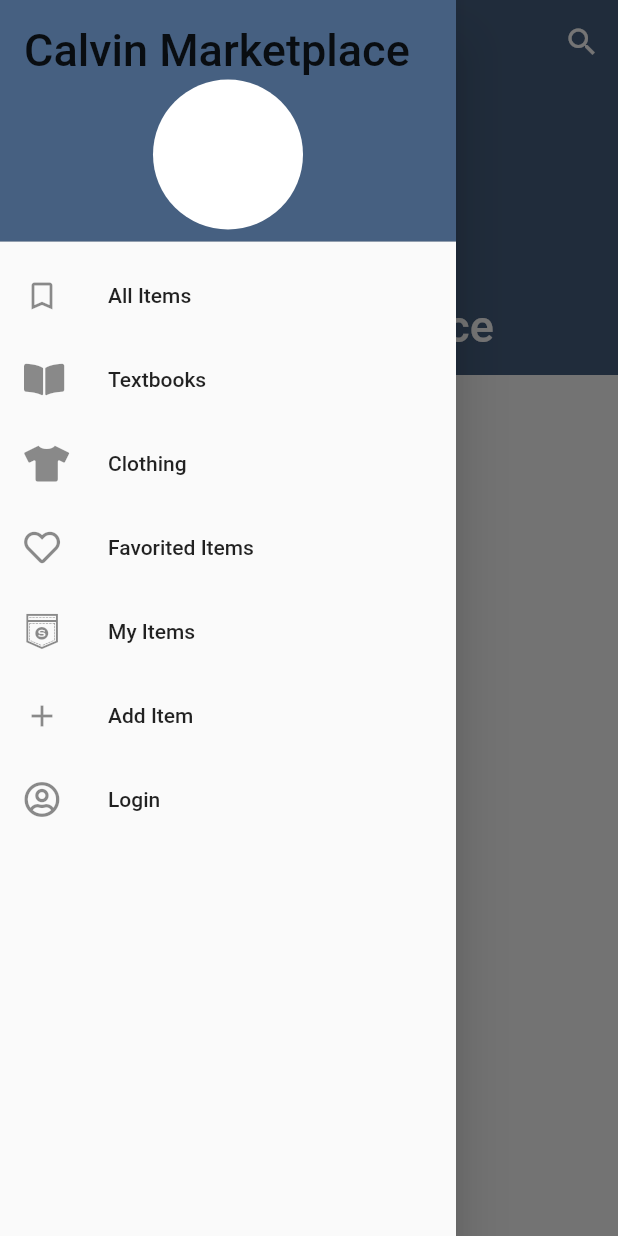
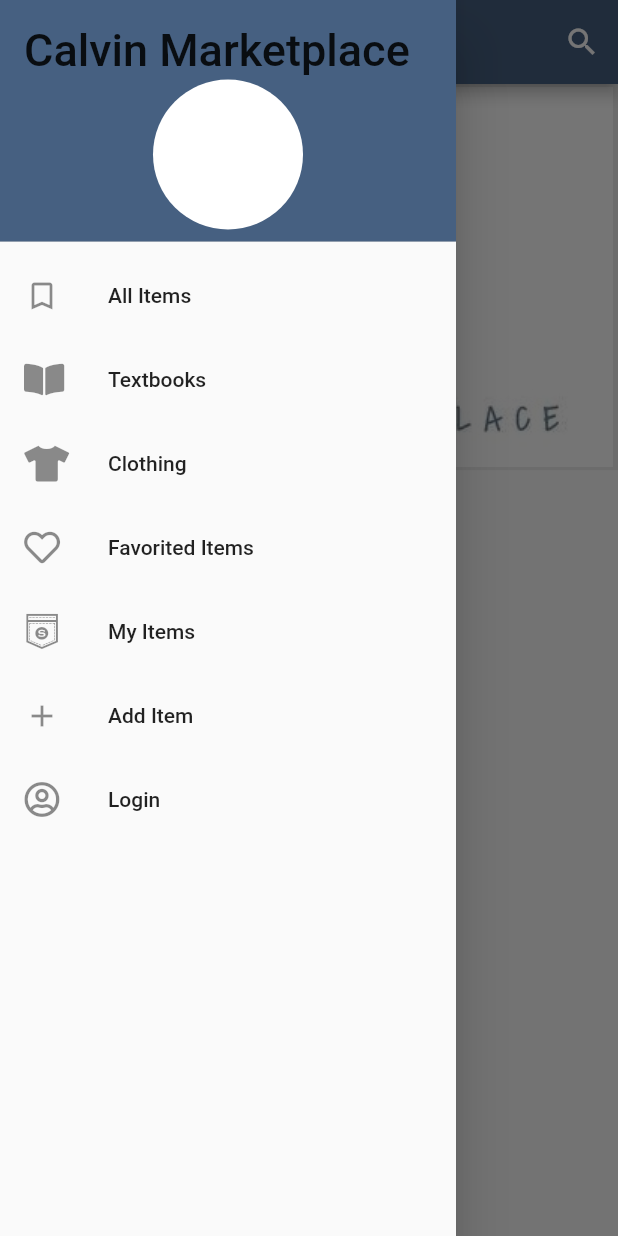
Before and after one commit to CS262e-Eteam/Client-Firebase-Connected-, a Flutter app: the screen it shows after launch, with the side drawer open, on a phone screen of 412 x 824 dp. Run offline on Flutter 3.47's test engine with Material 2 defaults, Android fonts, the phone set to English and light mode, and no system bars; our stand-ins replace cloud_firestore, font_awesome_flutter, responsive_grid; accounts and stored records are empty.

```diff
--- /dev/null
+++ b/lib/components/menu_tabs.dart
@@ -0,0 +1,156 @@
+/*
+Implements a favorite heart that can be selected/deselected and the fill changes based on that
+@params: itemId, int: the itemId which is used to check what display
+                      (favorited or not) to initialize the heart to
+ */
+
+import 'package:flutter/material.dart';
+import 'package:font_awesome_flutter/font_awesome_flutter.dart';
+import 'package:lab09/pages/edit_item.dart';
+import 'package:lab09/pages/filter_list.dart';
+import 'package:lab09/pages/login_page.dart';
+
+import 'package:lab09/shared/colors.dart' as colors;
+import 'package:lab09/shared/globals.dart' as globals;
+
+class MenuTabs extends StatefulWidget {
+  MenuTabs({Key key}) : super(key: key);
+
+  @override
+  MenuTabsState createState() => MenuTabsState();
+}
+
+class MenuTabsState extends State<MenuTabs> {
+  List<Widget> menuTabs(BuildContext context) {
+    List<Widget> tabs = [
+      DrawerHeader(
+          decoration: BoxDecoration(
+            color: colors.grayBlue,
+          ),
+          child: Stack(children: <Widget>[
+            Align(alignment: Alignment.bottomCenter,
+                child: CircleAvatar(
+                  backgroundColor: Colors.white,
+                  radius: 50.0,
+                )
+            ),
+            Text(globals.appName,
+                style: TextStyle(fontSize: 30) ),
+          ],)
+      ),
+      ListTile(
+        leading: Icon(Icons.bookmark_border),
+        title: Text('All Items'),
+        onTap: (){
+          Navigator.pop(context);
+          Navigator.push(
+            context,
+            new MaterialPageRoute(builder: (context) => new FilterList(filter: "All Items")),
+          );
+        },
+      ),
+      ListTile(
+        leading: Icon(FontAwesomeIcons.bookOpen),
+        title: Text('Textbooks'),
+        onTap: (){
+          Navigator.pop(context);
+          Navigator.push(
+            context,
+            new MaterialPageRoute(builder: (context) => new FilterList(filter: "Textbook")),
+          );
+        },
+      ),
+      ListTile(
+        leading: Icon(FontAwesomeIcons.tshirt),
+        title: Text('Clothing'),
+        onTap: (){
+          Navigator.pop(context);
+          Navigator.push(
+            context,
+            new MaterialPageRoute(builder: (context) => new FilterList(filter: "Clothing")),
+          );
+        },
+      ),
+      ListTile(
+        leading: Icon(FontAwesomeIcons.heart),
+        title: Text('Favorited Items'),
+        onTap: (){
+          Navigator.pop(context);
+          Navigator.push(
+            context,
+            new MaterialPageRoute(builder: (context) => new FilterList(filter: "Favorited")),
+          );
+        },
+      ),
+      ListTile(
+        leading: Icon(FontAwesomeIcons.shirtsinbulk),
+        title: Text('My Items'),
+        onTap: (){
+          Navigator.pop(context);
+          Navigator.push(
+            context,
+            new MaterialPageRoute(builder: (context) => new FilterList(filter: "My Items")),
+          );
+        },
+      ),
+      ListTile(
+        leading: Icon(Icons.add),
+        title: Text('Add Item'),
+        onTap: (){
+          Navigator.pop(context);
+          Navigator.push(
+            context,
+            new MaterialPageRoute(builder: (context) => new ItemForm( item: null )),
+          );
+        },
+      ),
+    ];
+
+//    if (globals.isLoggedIn) {
+    tabs.add(
+      ListTile(
+        leading: Icon(FontAwesomeIcons.userCircle),
+        title: Text('Login'),
+        onTap: () {
+          Navigator.pop(context);
+          Navigator.push(
+            context,
+            new MaterialPageRoute(builder: (context) => new LoginPage()),
+          );
+        },
+      ),
+    );
+//    } else {
+//      tabs.add(
+//        ListTile(
+//          leading: Icon(FontAwesomeIcons.userCircle),
+//          title: Text('My Account'),
+//          onTap: (){//fucntion we need
+//          },
+//        ),
+//      );
+//
+//      tabs.add(
+//        ListTile(
+//          leading: Icon(FontAwesomeIcons.doorOpen),
+//          title: Text('Logout'),
+//          onTap: (){//fucntion we need
+//            globals.isLoggedIn = false;
+//          },
+//        ),
+//      );
+//    }
+
+    return tabs;
+  }
+
+  @override
+  Widget build(BuildContext context) {
+    return Drawer(
+      child: ListView(
+          padding: EdgeInsets.zero,
+          children: menuTabs(context)
+      ) ,
+    );
+  }
+}
--- a/lib/main.dart
+++ b/lib/main.dart
@@ -26,153 +26,9 @@ class MyApp extends StatelessWidget {
 
 class HomeScreen extends StatelessWidget {
 
-  List<Widget> menuTabs(BuildContext context) {
-    List<Widget> tabs = [
-      DrawerHeader(
-          decoration: BoxDecoration(
-            color: colors.grayBlue,
-          ),
-          child: Stack(children: <Widget>[
-            Align(alignment: Alignment.bottomCenter,
-                child: CircleAvatar(
-                  backgroundColor: Colors.white,
-                  radius: 50.0,
-                )
-            ),
-            Text(globals.appName,
-                style: TextStyle(fontSize: 30) ),
-          ],)
-      ),
-      ListTile(
-        leading: Icon(Icons.bookmark_border),
-        title: Text('All Items'),
-        onTap: (){
-          Navigator.pop(context);
-          Navigator.push(
-            context,
-            new MaterialPageRoute(builder: (context) => new FilterList(filter: "All Items")),
-          );
-        },
-      ),
-      ListTile(
-        leading: Icon(FontAwesomeIcons.bookOpen),
-        title: Text('Textbooks'),
-        onTap: (){
-          Navigator.pop(context);
-          Navigator.push(
-            context,
-            new MaterialPageRoute(builder: (context) => new FilterList(filter: "Textbook")),
-          );
-        },
-      ),
-      ListTile(
-        leading: Icon(FontAwesomeIcons.tshirt),
-        title: Text('Clothing'),
-        onTap: (){
-          Navigator.pop(context);
-          Navigator.push(
-            context,
-            new MaterialPageRoute(builder: (context) => new FilterList(filter: "Clothing")),
-          );
-        },
-      ),
-      ListTile(
-        leading: Icon(FontAwesomeIcons.heart),
-        title: Text('Favorited Items'),
-        onTap: (){
-          Navigator.pop(context);
-          Navigator.push(
-            context,
-            new MaterialPageRoute(builder: (context) => new FilterList(filter: "Favorited")),
-          );
-        },
-      ),
-      ListTile(
-        leading: Icon(FontAwesomeIcons.shirtsinbulk),
-        title: Text('My Items'),
-        onTap: (){
-          Navigator.pop(context);
-          Navigator.push(
-            context,
-            new MaterialPageRoute(builder: (context) => new FilterList(filter: "My Items")),
-          );
-        },
-      ),
-      ListTile(
-        leading: Icon(Icons.add),
-        title: Text('Add Item'),
-        onTap: (){
-          Navigator.pop(context);
-          Navigator.push(
-            context,
-            new MaterialPageRoute(builder: (context) => new ItemForm( item: null )),
-          );
-        },
-      ),
-    ];
-
-//    if (globals.isLoggedIn) {
-    tabs.add(
-      ListTile(
-        leading: Icon(FontAwesomeIcons.userCircle),
-        title: Text('Login'),
-        onTap: () {
-          Navigator.pop(context);
-          Navigator.push(
-            context,
-            new MaterialPageRoute(builder: (context) => new LoginPage()),
-          );
-        },
-      ),
-    );
-//    } else {
-//      tabs.add(
-//        ListTile(
-//          leading: Icon(FontAwesomeIcons.userCircle),
-//          title: Text('My Account'),
-//          onTap: (){//fucntion we need
-//          },
-//        ),
-//      );
-//
-//      tabs.add(
-//        ListTile(
-//          leading: Icon(FontAwesomeIcons.doorOpen),
-//          title: Text('Logout'),
-//          onTap: (){//fucntion we need
-//            globals.isLoggedIn = false;
-//          },
-//        ),
-//      );
-//    }
-
-    return tabs;
-  }
-
   @override
   Widget build(BuildContext context) {
     return Scaffold(
-//      appBar: AppBar(
-//        backgroundColor: colors.grayBlue,
-//        actions: <Widget>[
-//          IconButton(
-//            icon: Icon(Icons.search),
-//            onPressed: () {
-//              showSearch(
-//                context: context,
-//  //                      delegate: CustomSearchDelegate()
-//              );
-//            },
-//          ),
-//        ],
-//      ),
-      drawer: Drawer(
-        child: ListView(
-            padding: EdgeInsets.zero,
-            children: menuTabs(context)
-        ) ,
-      ),
-
       body: _buildBody(context),
     );
   }
@@ -183,25 +39,13 @@ class HomeScreen extends StatelessWidget {
       builder: (context, snapshot) {
         globals.items = [];
         if (!snapshot.hasData) return LinearProgressIndicator();
-          snapshot.data.documents.forEach((snap) {
-            Item item = Item.fromSnapshot(snap);
-            globals.items.add(item);
-          });
+        snapshot.data.documents.forEach((snap) {
+          Item item = Item.fromSnapshot(snap);
+          globals.items.add(item);
+        });
         return HomePage();
       },
     );
   }
 
-//  @override
-//  Widget build(BuildContext context) {
-//    return new Scaffold(
-//      drawer: Drawer(
-//        child: ListView(
-//            padding: EdgeInsets.zero,
-//            children: menuTabs(context)
-//        ) ,
-//      ),
-//      body: HomePage(),
-//    );
-//  }
 }
--- a/lib/pages/home_page.dart
+++ b/lib/pages/home_page.dart
@@ -3,7 +3,10 @@ Home Page - shows header and list of most recent items
  */
 
 import 'package:flutter/material.dart';
+import 'package:lab09/components/menu_tabs.dart';
 import 'package:lab09/components/summary_card.dart';
+import 'package:responsive_grid/responsive_grid.dart';
+
 import 'package:lab09/shared/globals.dart' as globals;
 import 'package:lab09/shared/colors.dart' as colors;
 
@@ -25,51 +28,59 @@ class HomePageState extends State<HomePage> {
       summaryCards.add(SummaryCard(item: item, isSeller: false));
     });
 
-    return CustomScrollView(
-      slivers: <Widget>[
-         SliverAppBar(
+    List<ResponsiveGridCol> homePageLayout() {
+      List<ResponsiveGridCol> grid = [
+        ResponsiveGridCol(
+            lg: 12,
+            child: Container(
+              child: Image.asset(
+                'lib/images/app-logo.jpg',
+                width: MediaQuery.of(context).size.width,
+              ),
+            )
+        )
+      ];
+
+      summaryCards.forEach((sC) {
+        grid.add(
+            ResponsiveGridCol(
+                xs: 6,
+                child: Padding(
+                    padding: EdgeInsets.all(15),
+                    child: sC
+                )
+            )
+        );
+      });
+
+      return grid;
+    }
+
+    return new Scaffold(
+        appBar: new AppBar(
+          backgroundColor: colors.grayBlue,
           actions: <Widget>[
-            IconButton(
-              icon: Icon(Icons.search),
-                onPressed: () {
-                  showSearch(
-                    context: context,
-//                      delegate: CustomSearchDelegate()
+            IconButton(icon: Icon(Icons.search, color: Colors.white),
+              onPressed: () {
+                showSearch(
+                  context: context,
+//                delegate: CustomSearchDelegate()
                 );
               },
-            ),
+            )
           ],
-          backgroundColor: colors.grayBlue,
-          pinned: true,
-          expandedHeight: 250.0,
-          flexibleSpace: FlexibleSpaceBar(
-            title: Text(
-              globals.appName,
-            ),
+
+        ),
+        drawer: MenuTabs(),
+        body: SingleChildScrollView(
+          child: Container(
+              color: colors.lightestGrayBlue,
+              child: ResponsiveGridRow (
+                children: homePageLayout(),
+              )
           ),
-        ),
-        SliverList(
-          delegate: SliverChildBuilderDelegate(
-            (BuildContext context, int index) {
-              return Container (
-                height: globals.items.length % 2 == 0 ?
-                  (globals.items.length ~/ 2).toDouble() * 250 :
-                  (globals.items.length ~/ 2).toDouble() * 250 + 250,
-                child: GridView.count(
-                  childAspectRatio: .8,
-                  primary: false,
-                  padding: const EdgeInsets.all(20),
-                  crossAxisSpacing: 20,
-                  mainAxisSpacing: 20,
-                  crossAxisCount: 2,
-                  children: summaryCards,
-                )
-              );
-            },
-            childCount: 1,
-          ),
-        ),
-      ],
+        )
     );
+
   }
 }
--- a/lib/shared/colors.dart
+++ b/lib/shared/colors.dart
@@ -7,6 +7,7 @@ import 'package:flutter/material.dart';
 const darkGrayBlue = const Color(0xff333a44);
 const grayBlue = const Color(0xff466081);
 const lightGrayBlue = const Color(0xff7a8897);
+const lightestGrayBlue = const Color(0xffECECEC);
 const offWhite = const Color(0xfff6f7f9);
 const teal = const Color(0xff72acb4);
 const lightGreen = const Color(0xffa5c672);
--- a/pubspec.yaml
+++ b/pubspec.yaml
@@ -21,6 +21,7 @@ dependencies:
     sdk: flutter
   cloud_firestore: ^0.11.0+1
   font_awesome_flutter: 8.5.0
+  responsive_grid: ^1.0.1
 
   # The following adds the Cupertino Icons font to your application.
   # Use with the CupertinoIcons class for iOS style icons.
@@ -49,6 +50,7 @@ flutter:
 
   assets:
     - lib/images/test-img.JPG
+    - lib/images/app-logo.jpg
 
   # An image asset can refer to one or more resolution-specific "variants", see
   # https://flutter.dev/assets-and-images/#resolution-aware.
```
Also changed, not shown: lib/images/app-logo.jpg (added), pubspec.lock.
